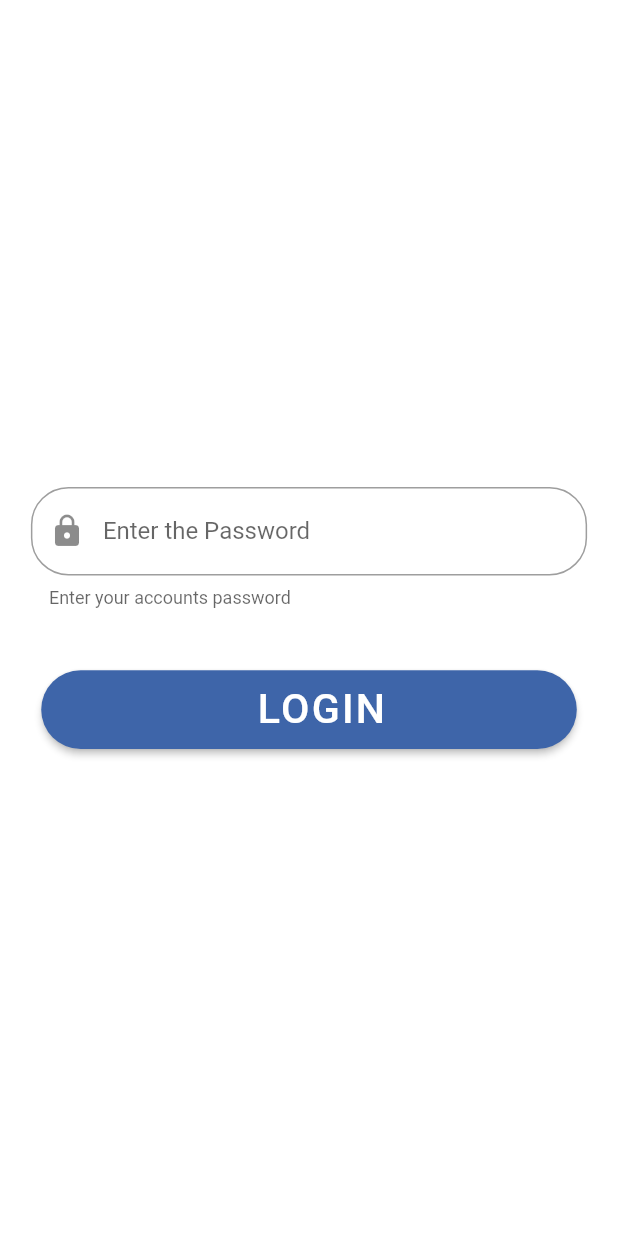
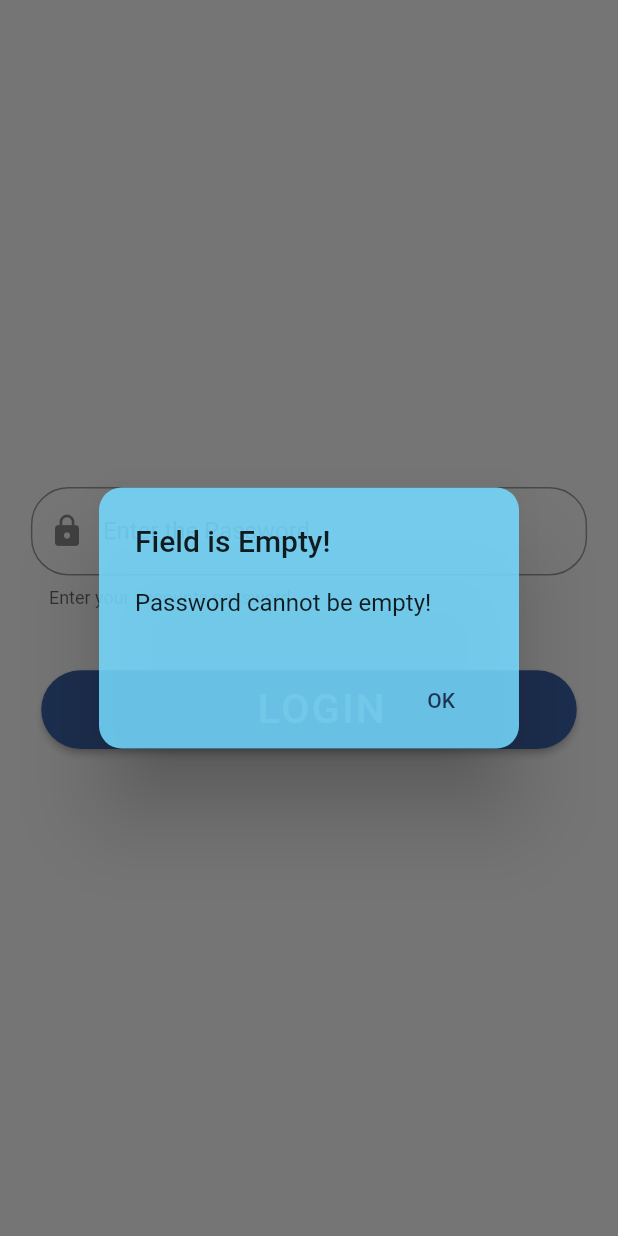
Before and after one commit to Achintha444/SimpleEmailFlutterApp, a Flutter app: the SecondInterface screen opened directly, after a tap on "LOGIN", on a phone screen of 412 x 824 dp. Run offline on Flutter 3.47's test engine with Material 2 defaults, Android fonts, the phone set to English and light mode, and no system bars; our stand-ins replace firebase_auth, google_sign_in; missing offline and left inert: mailer; accounts and stored records are empty; statements that could not run were skipped.

Commit message:
Finished the first version

```diff
--- a/lib/Constants/Layout/PreLoader/ModelRoundedProgressBar.dart
+++ b/lib/Constants/Layout/PreLoader/ModelRoundedProgressBar.dart
@@ -10,7 +10,7 @@ class ModalRoundedProgressBar extends StatefulWidget {
   ModalRoundedProgressBar({
     @required Function handleCallback(ProgressBarHandler handler),
     String message = "",
-    double opacity = 0.7,
+    double opacity = 0.8,
   })  : _textMessage = message,
         _opacity = opacity,
         _handlerCallback = handleCallback;
@@ -44,7 +44,7 @@ class _ModalRoundedProgressBarState extends State<ModalRoundedProgressBar> {
             opacity: widget._opacity,
             child: ModalBarrier(
               dismissible: false,
-              color: Colors.black26,
+              color: Colors.black87,
             ),
           ),
           Center(
--- a/lib/PasswordChangeInterface.dart
+++ b/lib/PasswordChangeInterface.dart
@@ -6,16 +6,42 @@ import 'Objects/User.dart';
 
 class PasswordChangeInterface extends StatelessWidget {
   Function _loginTemp;
-  TextEditingController _passwordController = new TextEditingController();
+  TextEditingController _passwordController;
 
-  PasswordChangeInterface({@required Function login,}) {
+  PasswordChangeInterface({
+    @required Function login,
+    @required TextEditingController passwordController,
+  }) {
     this._loginTemp = login;
+    this._passwordController = passwordController;
   }
 
-  void _login(BuildContext tempContext){
-    User.getInstance.setPassword = _passwordController.text;
-    _passwordController.text = "";
-    this._loginTemp(tempContext);
+  _login(BuildContext tempContext) {
+    if (_passwordController.text == "" || _passwordController.text == null) {
+      return showDialog(
+        context: tempContext,
+        child: new AlertDialog(
+          title: new Text("Field is Empty!"),
+          content: new Text("Password cannot be empty!"),
+          backgroundColor: Color.fromARGB(220, 117, 218, 255),
+          shape: RoundedRectangleBorder(
+              borderRadius: new BorderRadius.circular(15)),
+          actions: <Widget>[
+            new FlatButton(
+              child: new Text("OK"),
+              textColor: StaticContants.secondaryDarkerColor,
+              onPressed: () {
+                Navigator.of(tempContext).pop(false);
+              },
+            ),
+          ],
+        ),
+      );
+    } else {
+      User.getInstance.setPassword = _passwordController.text;
+      //_passwordController.text = "";
+      this._loginTemp(tempContext);
+    }
   }
 
   @override
@@ -34,7 +60,6 @@ class PasswordChangeInterface extends StatelessWidget {
             ),
             child: new InputTextField(
               controller: _passwordController,
-
               icon: Icon(Icons.lock),
               labelText: "Enter the Password",
               obscure: true,
@@ -78,7 +103,6 @@ class PasswordChangeInterface extends StatelessWidget {
               ),
             ),
           ),
-
         ],
       ),
     );
--- a/lib/SecondInterface.dart
+++ b/lib/SecondInterface.dart
@@ -15,6 +15,7 @@ class SecondInterface extends StatefulWidget {
 }
 
 class _SecondInterfaceState extends State<SecondInterface> {
+  TextEditingController _passwordController = new TextEditingController();
   void _login(BuildContext tempContext) {
     Navigator.push(
       tempContext,
@@ -33,6 +34,7 @@ class _SecondInterfaceState extends State<SecondInterface> {
       backgroundColor: StaticContants.backgroundColor,
       body: new PasswordChangeInterface(
         login: _login,
+        passwordController: _passwordController,
       ),
     );
   }
--- a/lib/ThirdInterface/ThirdInterface.dart
+++ b/lib/ThirdInterface/ThirdInterface.dart
@@ -11,7 +11,7 @@ class ThirdInterface extends StatefulWidget {
 }
 
 class _ThirdInterdfaceState extends State<ThirdInterface> {
-  static GlobalKey<ScaffoldState> _scaffoldKey = new GlobalKey<ScaffoldState>();
+  static final GlobalKey<ScaffoldState> _scaffoldKey = new GlobalKey<ScaffoldState>();
   void _login(BuildContext tempContext) {
     print("adsda");
   }
@@ -25,6 +25,7 @@ class _ThirdInterdfaceState extends State<ThirdInterface> {
       length: 2,
       child: new Scaffold(
         key: _scaffoldKey,
+        //resizeToAvoidBottomPadding: false,
         appBar: new AppBar(
           backgroundColor: StaticContants.mainColor,
           automaticallyImplyLeading: false,
```
Also changed, not shown: lib/Constants/Layout/BaseAlertDialog.dart (+4 -3 lines), lib/Objects/Email/Email.dart (+7 -0 lines), lib/ThirdInterface/BodyOf.dart (+6 -2 lines), lib/ThirdInterface/EmailOf.dart (+74 -10 lines), lib/main.dart (+23 -13 lines).
